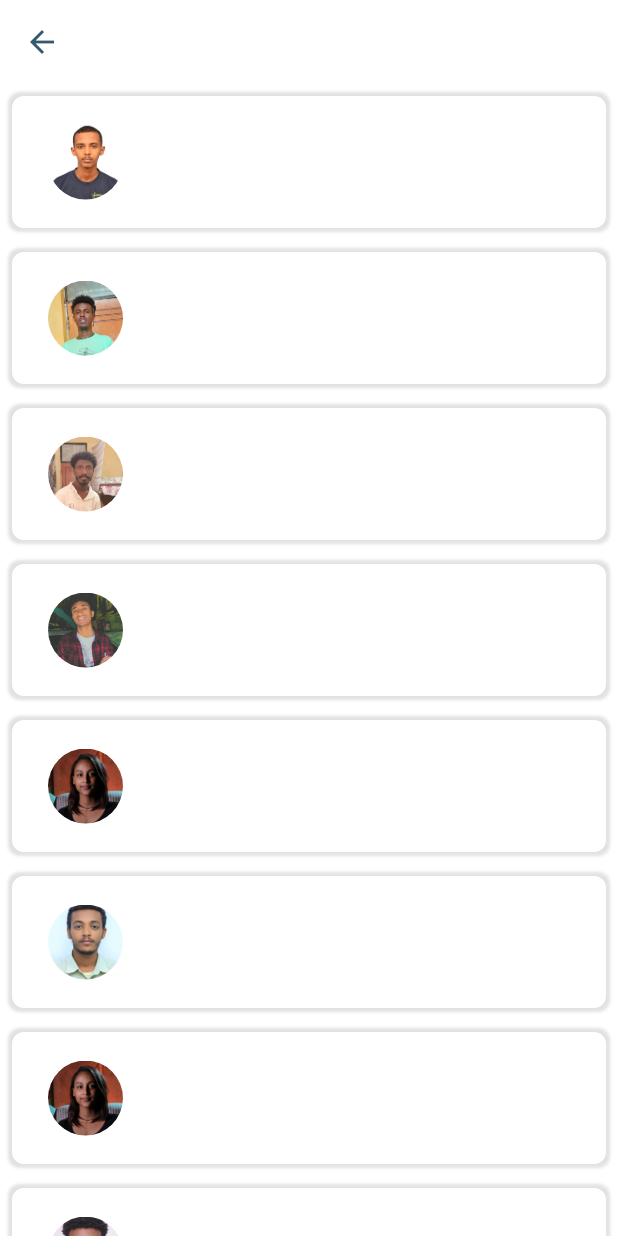
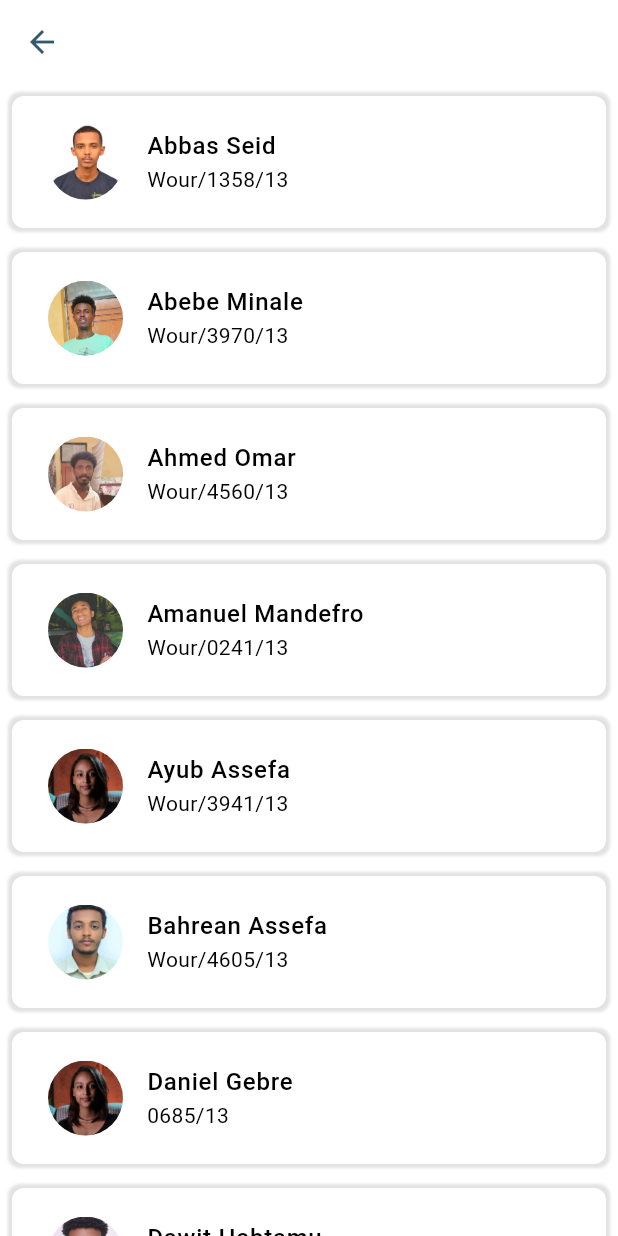
Before and after one commit to abbas-seid/kiotride, a Flutter app: the CheckPage screen opened directly, after a tap on the "group" icon, on a phone screen of 412 x 824 dp. Run offline on Flutter 3.47's test engine with Material 3 defaults, Android fonts, the phone set to English and light mode, and no system bars.

Commit message:
last day before mid

```diff
--- a/lib/buspage.dart
+++ b/lib/buspage.dart
@@ -26,7 +26,7 @@ class _BusPageState extends State<BusPage> {
     return Scaffold(
       backgroundColor: Theme.of(context).scaffoldBackgroundColor,
       appBar: AppBar(
-        backgroundColor: Theme.of(context).scaffoldBackgroundColor,
+        backgroundColor: Theme.of(context).appBarTheme.backgroundColor,
         actions: [
           Image.asset(
             'assets/bus.png',
--- a/lib/checkpage.dart
+++ b/lib/checkpage.dart
@@ -37,7 +37,7 @@ class _CheckPageState extends State<CheckPage> {
     return Scaffold(
       backgroundColor: Theme.of(context).scaffoldBackgroundColor,
       appBar: AppBar(
-        backgroundColor: Colors.white,
+        backgroundColor: Theme.of(context).appBarTheme.backgroundColor,
         actions: [
           Image.asset(
             'assets/bus.png',
--- a/lib/main.dart
+++ b/lib/main.dart
@@ -25,7 +25,7 @@ class MyApp extends StatelessWidget {
       title: 'Flutter Demo',
       theme: Provider.of<ThemeProvider>(context).themeData,
       darkTheme: darkmode,
-      home: MyHomePage(),
+      home: LoginScreen(),
       routes: {
         '/buspage': (context) => BusPage(),
       },
--- a/lib/mydrawer.dart
+++ b/lib/mydrawer.dart
@@ -45,21 +45,30 @@ class MyDrawer extends StatelessWidget {
               )),
           ListTile(
             leading: Icon(Icons.message),
-            title: Text('Messages'),
+            title: Text(
+              'Messages',
+              style: TextStyle(fontWeight: FontWeight.w800),
+            ),
             onTap: () {
               // Handle the tap here
             },
           ),
           ListTile(
             leading: Icon(Icons.account_circle),
-            title: Text('Profile'),
+            title: Text(
+              'Profile',
+              style: TextStyle(fontWeight: FontWeight.w800),
+            ),
             onTap: () {
               // Handle the tap here
             },
           ),
           ListTile(
             leading: Icon(Icons.settings),
-            title: Text('Settings'),
+            title: Text(
+              'Settings',
+              style: TextStyle(fontWeight: FontWeight.w800),
+            ),
             onTap: () {
               // Handle the tap here
             },
@@ -71,6 +80,7 @@ class MyDrawer extends StatelessWidget {
             style: TextStyle(
               fontWeight: FontWeight.bold,
               fontSize: 20,
+              color: Theme.of(context).colorScheme.primary,
             ),
             textAlign: TextAlign.center,
           ))
--- a/lib/theme_data.dart
+++ b/lib/theme_data.dart
@@ -7,30 +7,37 @@ ThemeData lightmode = ThemeData(
       backgroundColor: Colors.white,
       iconTheme: IconThemeData(
         color: Color(0xff34586E),
-        )),
+      ),
+      titleTextStyle: TextStyle(color: Color(0xff34586E))),
   colorScheme: ColorScheme.light(
-      background: Colors.white,
+    background: Colors.black,
     primary: Color(0xff34586E),
     secondary: Color(0xfffffffff),
     onSecondary: Colors.white,
     surface: Color(0xFFF7CB2D),
     onSurface: Colors.white,
+    shadow: Colors.grey.withOpacity(0.3),
   ),
   inputDecorationTheme: InputDecorationTheme(
     labelStyle: TextStyle(
       color: Colors.black, // Change label color here
     ),
   ),
-    listTileTheme: ListTileThemeData(iconColor: Colors.white));
+  listTileTheme: ListTileThemeData(
+      tileColor: Colors.white,
+      iconColor: Color(0xff34586E),
+      textColor: Color(0xff34586E)),
+);
 
 ThemeData darkmode = ThemeData(
     scaffoldBackgroundColor: Color(0xFF121212),
     drawerTheme: DrawerThemeData(backgroundColor: Color(0xFF121212)),
     appBarTheme: AppBarTheme(
-        backgroundColor: Color(0xFF121212),
+        backgroundColor: Color(0xFf000000),
         iconTheme: IconThemeData(
           color: Color(0xff34586E),
-        )),
+        ),
+        titleTextStyle: TextStyle(color: Color(0xff34586E))),
     colorScheme: ColorScheme.dark(
       background: Color(0xFFFFFFFF),
       primary: Color(0xFFFFFFFF),
@@ -38,6 +45,7 @@ ThemeData darkmode = ThemeData(
       onSecondary: Colors.black,
       surface: Colors.white,
       onSurface: Colors.black,
+      shadow: Colors.white.withOpacity(0.4),
     ),
     inputDecorationTheme: InputDecorationTheme(
       labelStyle: TextStyle(
@@ -45,7 +53,9 @@ ThemeData darkmode = ThemeData(
       ),
     ),
     listTileTheme: ListTileThemeData(
+      tileColor: Color(0xFF121212),
       iconColor: Color(0xFFFFFFFF),
+      textColor: Colors.white,
     ));
 
 class ThemeProvider with ChangeNotifier {
--- a/lib/userlist.dart
+++ b/lib/userlist.dart
@@ -4,6 +4,8 @@ import 'package:kiotride/buspage.dart';
 import 'package:kiotride/checkpage.dart';
 import 'package:kiotride/userpage.dart';
 import 'package:kiotride/bottombar.dart';
+import 'package:kiotride/theme_data.dart';
+import 'package:provider/provider.dart';
 
 class Student {
   final String photo;
@@ -204,9 +206,7 @@ class Userlist extends StatelessWidget {
   @override
   Widget build(BuildContext context) {
     return Scaffold(
-      appBar: AppBar(
-        title: Text('Users'),
-      ),
+      appBar: AppBar(),
       body: ListView.builder(
         itemCount: students.length,
         itemBuilder: (context, index) {
@@ -218,10 +218,10 @@ class Userlist extends StatelessWidget {
               decoration: BoxDecoration(
                 // Add border
                 borderRadius: BorderRadius.circular(8.0),
-                color: Colors.white,
+                color: Theme.of(context).colorScheme.onSecondary,
                 boxShadow: [
                   BoxShadow(
-                    color: Colors.grey.withOpacity(0.3), // Shadow color
+                    color: Theme.of(context).colorScheme.shadow, // Shadow color
                     spreadRadius: 2.5, // Spread radius
                     blurRadius: 1, // Blur radius
                     offset: Offset(0, 0), // Shadow position
@@ -254,9 +254,17 @@ class Userlist extends StatelessWidget {
                   ),
                   title: Text(
                     student.name,
-                    style: TextStyle(fontWeight: FontWeight.w500),
+                    style: TextStyle(
+                      fontWeight: FontWeight.w500,
+                      color: Theme.of(context).colorScheme.background,
+                    ),
                   ),
-                  subtitle: Text(student.id),
+                  subtitle: Text(
+                    student.id,
+                    style: TextStyle(
+                      color: Theme.of(context).colorScheme.background,
+                    ),
+                  ),
                 ),
               ),
             ),
```
Also changed, not shown: lib/login.dart (+20 -5 lines). Lines whose indentation alone changed are shown as unchanged.
